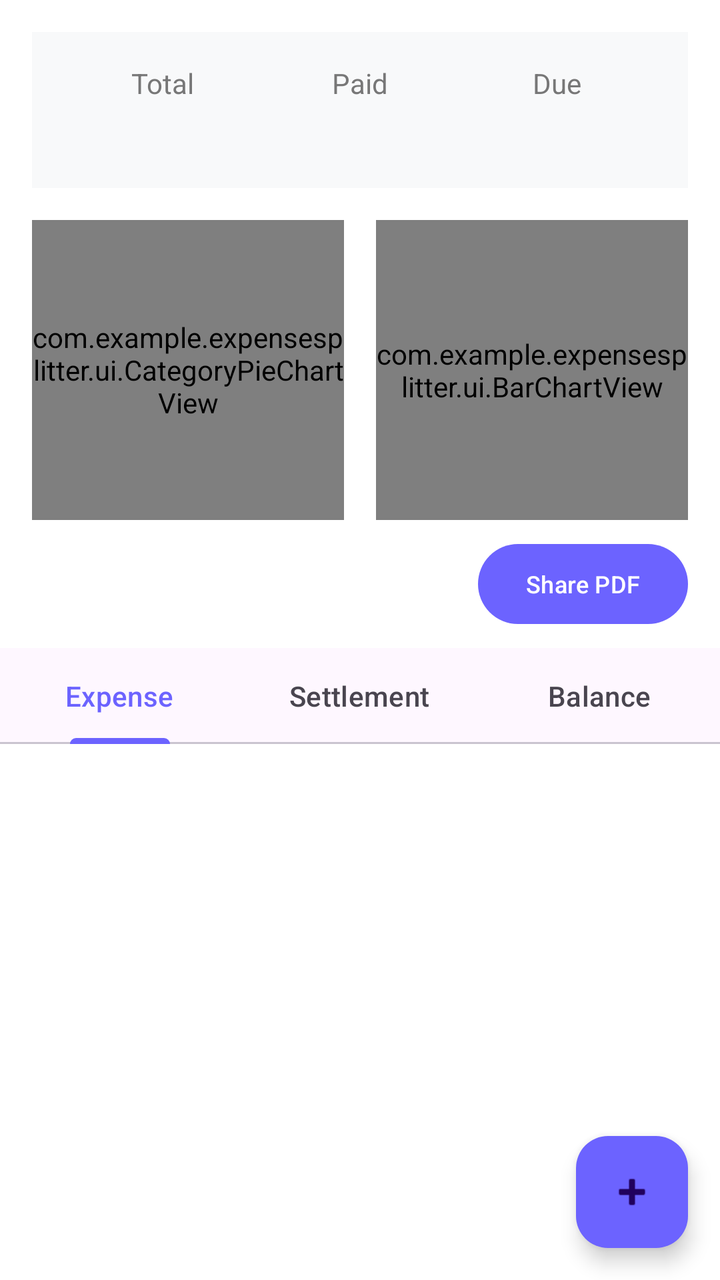
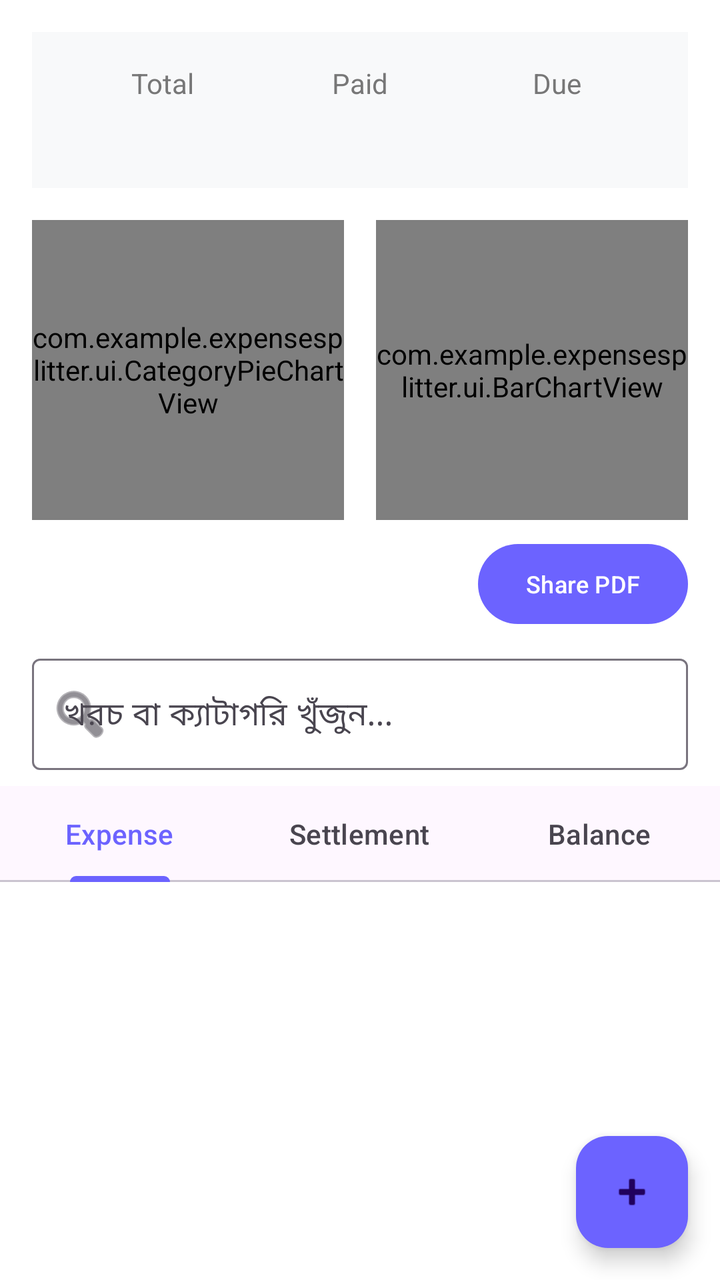

The first picture is an Android layout as it rendered before a commit; the second is the same layout after the commit. The layout source and the unified diff follow.
<!-- AndroidManifest.xml: application theme Theme.ExpenseSplitter -->
<!-- res/layout/activity_group_detail.xml -->
<?xml version="1.0" encoding="utf-8"?>
<LinearLayout xmlns:android="http://schemas.android.com/apk/res/android"
    xmlns:app="http://schemas.android.com/apk/res-auto"
    android:orientation="vertical"
    android:layout_width="match_parent"
    android:layout_height="match_parent"
    android:background="@color/bg_color">

    
    <LinearLayout
        android:layout_width="match_parent"
        android:layout_height="wrap_content"
        android:orientation="horizontal"
        android:padding="16dp"
        android:background="#F8F9FA"
        android:layout_margin="16dp">
        
        <LinearLayout android:layout_width="0dp" android:layout_height="wrap_content" android:layout_weight="1" android:orientation="vertical" android:gravity="center">
            <TextView android:layout_width="wrap_content" android:layout_height="wrap_content" android:text="Total" android:textSize="14sp" android:textColor="#777777"/>
            <TextView android:id="@+id/tvTotal" android:layout_width="wrap_content" android:layout_height="wrap_content" android:textStyle="bold" android:textSize="20sp"/>
        </LinearLayout>
        
        <LinearLayout android:layout_width="0dp" android:layout_height="wrap_content" android:layout_weight="1" android:orientation="vertical" android:gravity="center">
            <TextView android:layout_width="wrap_content" android:layout_height="wrap_content" android:text="Paid" android:textSize="14sp" android:textColor="#777777"/>
            <TextView android:id="@+id/tvPaid" android:layout_width="wrap_content" android:layout_height="wrap_content" android:textStyle="bold" android:textSize="20sp" android:textColor="#2E7D32"/>
        </LinearLayout>
        
        <LinearLayout android:layout_width="0dp" android:layout_height="wrap_content" android:layout_weight="1" android:orientation="vertical" android:gravity="center">
            <TextView android:layout_width="wrap_content" android:layout_height="wrap_content" android:text="Due" android:textSize="14sp" android:textColor="#777777"/>
            <TextView android:id="@+id/tvDue" android:layout_width="wrap_content" android:layout_height="wrap_content" android:textStyle="bold" android:textSize="20sp" android:textColor="#C62828"/>
        </LinearLayout>
    </LinearLayout>

    
    <LinearLayout
        android:layout_width="match_parent"
        android:layout_height="150dp"
        android:orientation="horizontal"
        android:paddingHorizontal="16dp"
        android:layout_marginBottom="8dp">

        <com.example.expensesplitter.ui.CategoryPieChartView
            android:id="@+id/categoryPieChart"
            android:layout_width="0dp"
            android:layout_height="match_parent"
            android:layout_weight="1"
            android:layout_marginEnd="8dp"/>

        <com.example.expensesplitter.ui.BarChartView
            android:id="@+id/barChart"
            android:layout_width="0dp"
            android:layout_height="match_parent"
            android:layout_weight="1"
            android:layout_marginStart="8dp"/>
    </LinearLayout>

    <com.google.android.material.button.MaterialButton
        android:id="@+id/btnSharePdf"
        android:layout_width="wrap_content"
        android:layout_height="wrap_content"
        android:text="Share PDF"
        android:textSize="12sp"
        android:layout_gravity="end"
        android:layout_marginEnd="16dp"
        android:layout_marginBottom="8dp"
        app:backgroundTint="#6C63FF"/>

    <com.google.android.material.tabs.TabLayout
        android:id="@+id/tabLayout"
        android:layout_width="match_parent"
        android:layout_height="wrap_content">
        <com.google.android.material.tabs.TabItem android:text="Expense"/>
        <com.google.android.material.tabs.TabItem android:text="Settlement"/>
        <com.google.android.material.tabs.TabItem android:text="Balance"/>
    </com.google.android.material.tabs.TabLayout>

    <androidx.recyclerview.widget.RecyclerView
        android:id="@+id/recyclerView"
        android:layout_width="match_parent"
        android:layout_height="0dp"
        android:layout_weight="1"
        android:padding="8dp"/>

    <com.google.android.material.floatingactionbutton.FloatingActionButton
        android:id="@+id/fabAdd"
        android:layout_width="wrap_content"
        android:layout_height="wrap_content"
        android:layout_gravity="end|bottom"
        android:layout_margin="16dp"
        android:src="@android:drawable/ic_input_add"
        app:backgroundTint="#6C63FF"/>
</LinearLayout>
<!-- resources referenced by this layout -->
<resources>
  <color name="bg_color">#FFFFFF</color>
  <style name="Theme.ExpenseSplitter" parent="Theme.Material3.DayNight.NoActionBar">
          <item name="colorPrimary">@color/purple_primary</item>
          <item name="android:windowBackground">@color/bg_color</item>
          <item name="android:statusBarColor">@color/bg_color</item>
          <item name="android:windowLightStatusBar">true</item>
      </style>
  <color name="purple_primary">#6C63FF</color>
</resources>

<!-- the commit's change to res/layout/activity_group_detail.xml (unified diff, before → after) -->
@@ -64,6 +64,21 @@
         android:layout_marginEnd="16dp"
         android:layout_marginBottom="8dp"
         app:backgroundTint="#6C63FF"/>
+        
+    <com.google.android.material.textfield.TextInputLayout
+        style="@style/Widget.Material3.TextInputLayout.OutlinedBox"
+        android:layout_width="match_parent"
+        android:layout_height="wrap_content"
+        android:layout_marginHorizontal="16dp"
+        android:layout_marginBottom="8dp"
+        app:startIconDrawable="@android:drawable/ic_menu_search">
+        <com.google.android.material.textfield.TextInputEditText
+            android:id="@+id/etSearchExpense"
+            android:layout_width="match_parent"
+            android:layout_height="wrap_content"
+            android:hint="খরচ বা ক্যাটাগরি খুঁজুন..."
+            android:inputType="text"/>
+    </com.google.android.material.textfield.TextInputLayout>
 
     <com.google.android.material.tabs.TabLayout
         android:id="@+id/tabLayout"
